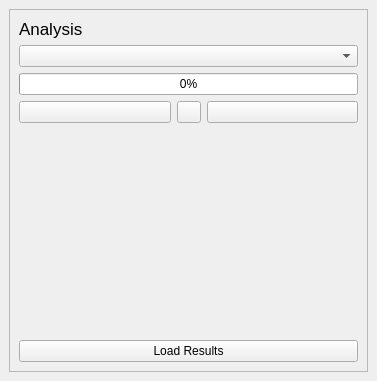
Ingeniousware/QGISWaterIng, file ui/watering_analysis_dialog.ui: the form before one commit.
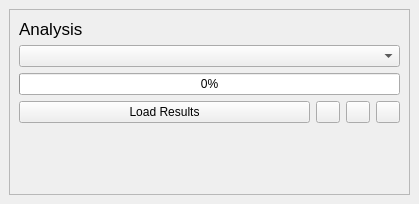
The form after the commit.

Commit message: Analysis alignment

```diff
--- a/ui/watering_analysis_dialog.ui
+++ b/ui/watering_analysis_dialog.ui
@@ -6,10 +6,16 @@
    <rect>
     <x>0</x>
     <y>0</y>
-    <width>377</width>
-    <height>381</height>
+    <width>419</width>
+    <height>204</height>
    </rect>
   </property>
+  <property name="sizePolicy">
+   <sizepolicy hsizetype="Preferred" vsizetype="Fixed">
+    <horstretch>0</horstretch>
+    <verstretch>0</verstretch>
+   </sizepolicy>
+  </property>
   <property name="windowTitle">
    <string>Water Analysis</string>
   </property>
@@ -26,6 +32,12 @@
       <property name="enabled">
        <bool>true</bool>
       </property>
+      <property name="sizePolicy">
+       <sizepolicy hsizetype="Expanding" vsizetype="Minimum">
+        <horstretch>0</horstretch>
+        <verstretch>0</verstretch>
+       </sizepolicy>
+      </property>
       <property name="sizeAdjustPolicy">
        <enum>QAbstractScrollArea::AdjustToContents</enum>
       </property>
@@ -37,8 +49,8 @@
         <rect>
          <x>0</x>
          <y>0</y>
-         <width>357</width>
-         <height>342</height>
+         <width>399</width>
+         <height>165</height>
         </rect>
        </property>
        <layout class="QVBoxLayout" name="verticalLayout_2">
@@ -94,6 +106,19 @@
             <property name="sizeConstraint">
              <enum>QLayout::SetMinAndMaxSize</enum>
             </property>
+            <item alignment="Qt::AlignTop">
+             <widget class="QPushButton" name="BtGetAnalysisResultsCurrent">
+              <property name="sizePolicy">
+               <sizepolicy hsizetype="Expanding" vsizetype="Fixed">
+                <horstretch>0</horstretch>
+                <verstretch>0</verstretch>
+               </sizepolicy>
+              </property>
+              <property name="text">
+               <string>Load Results</string>
+              </property>
+             </widget>
+            </item>
             <item alignment="Qt::AlignTop">
              <widget class="QPushButton" name="BtGetAnalysisResultsBackward">
               <property name="sizePolicy">
@@ -102,6 +127,12 @@
                 <verstretch>0</verstretch>
                </sizepolicy>
               </property>
+              <property name="maximumSize">
+               <size>
+                <width>24</width>
+                <height>24</height>
+               </size>
+              </property>
               <property name="text">
                <string/>
               </property>
@@ -140,6 +171,12 @@
                 <verstretch>0</verstretch>
                </sizepolicy>
               </property>
+              <property name="maximumSize">
+               <size>
+                <width>24</width>
+                <height>24</height>
+               </size>
+              </property>
               <property name="text">
                <string/>
               </property>
@@ -149,19 +186,6 @@
           </item>
          </layout>
         </item>
-        <item>
-         <widget class="QPushButton" name="BtGetAnalysisResultsCurrent">
-          <property name="sizePolicy">
-           <sizepolicy hsizetype="Expanding" vsizetype="Fixed">
-            <horstretch>0</horstretch>
-            <verstretch>0</verstretch>
-           </sizepolicy>
-          </property>
-          <property name="text">
-           <string>Load Results</string>
-          </property>
-         </widget>
-        </item>
        </layout>
       </widget>
      </widget>
```
Left out of the diff: 3 changed lines with no effect on the pictures. Lines whose indentation alone changed are shown as unchanged.
